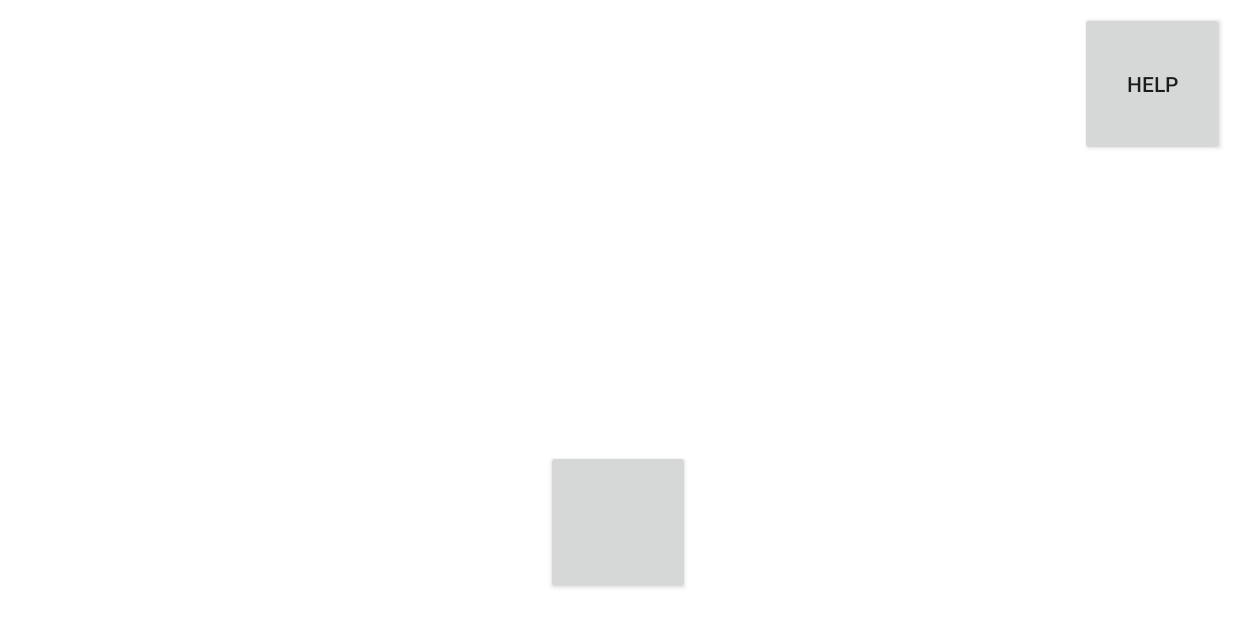
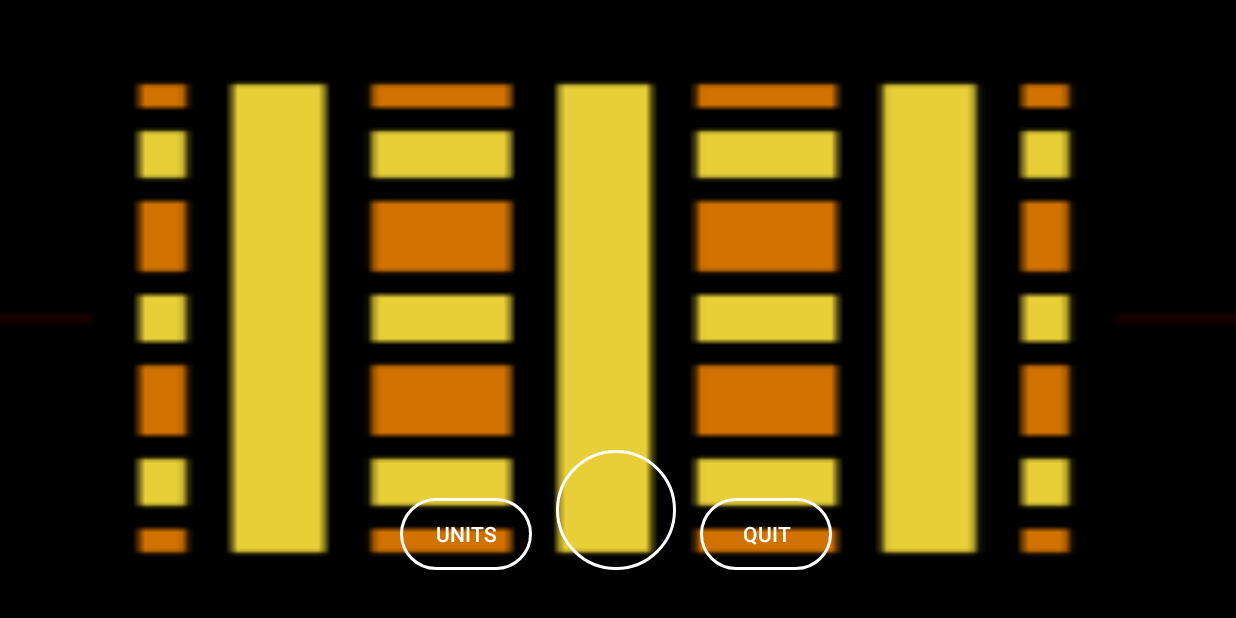
Before and after one commit to skgry3/MGP2D, an Android app: the MainMenu screen opened directly, with no data from a screen before it, on a phone screen of 824 x 412 dp (held sideways). Run offline under Robolectric (Android 15) with nearby library versions, the phone set to English and light mode, and no system bars.

Commit message:
Hurwitz stuff + changes

```diff
--- a/app/src/main/java/com/example/mobilea1/Entities/PlayerCharacter.java
+++ b/app/src/main/java/com/example/mobilea1/Entities/PlayerCharacter.java
@@ -20,6 +20,7 @@ import com.example.mobilea1.mgp2dCore.Vector2;
 public class PlayerCharacter extends CharacterEntity {
     InputManager im;
     GameManager gm;
+    private final Bitmap sprite;
     private final Bitmap spriteRun;
     private final Bitmap spriteIdle;
     private final Bitmap spriteJumpUp;
@@ -43,6 +44,8 @@ public class PlayerCharacter extends CharacterEntity {
         _position = spawnPos;
         gm = GM;
         im = InputManager.getInstance();
+        Bitmap bmp  = BitmapFactory.decodeResource(GameActivity.instance.getResources(), R.drawable.runhaolinkin);
+        sprite = Bitmap.createScaledBitmap(bmp, (int) size.x, (int) size.y, true);
 
         Bitmap bmp0 = BitmapFactory.decodeResource(GameActivity.instance.getResources(), R.drawable.run);
         spriteRun = Bitmap.createScaledBitmap(bmp0, (int) size.x * 9, (int) size.y, true);
@@ -157,6 +160,7 @@ public class PlayerCharacter extends CharacterEntity {
         canvas.save();
         canvas.scale(flip, 1, _renderPosition.x, _renderPosition.y);
         chosenAnimation.render(canvas, (int) _renderPosition.x, (int) _renderPosition.y, null);
+        //canvas.drawBitmap(sprite,_renderPosition.x, _renderPosition.y, null);
         canvas.restore();
 
         super.onRender(canvas);
--- a/app/src/main/java/com/example/mobilea1/GameManager.java
+++ b/app/src/main/java/com/example/mobilea1/GameManager.java
@@ -202,6 +202,7 @@ public class GameManager {
                 // Find the smallest move distance
                 float resolveX = 0;
                 float resolveY = 0;
+
                 if (overlapX < overlapY)
                 {
                     if (ce.getPosition().x < ground.getPosition().x)
--- a/app/src/main/java/com/example/mobilea1/Menus/MainMenu.java
+++ b/app/src/main/java/com/example/mobilea1/Menus/MainMenu.java
@@ -5,6 +5,7 @@ import android.content.Intent;
 import android.os.Bundle;
 import android.view.View;
 import android.widget.Button;
+import android.widget.ImageButton;
 
 import com.example.mobilea1.R;
 import com.example.mobilea1.Scenes.MainGameScene;
@@ -14,34 +15,37 @@ import com.example.mobilea1.mgp2dCore.GameScene;
 public class MainMenu extends Activity implements View.OnClickListener {
 
     private Button HelpBtn;
-    private Button PlayBtn;
+    private Button QuitBtn;
+    private ImageButton PlayBtn;
 
     @Override
-    protected void onCreate(Bundle saveInstanceState)
-    {
-        super.onCreate(saveInstanceState);
+    protected void onCreate(Bundle savedInstanceState) {
+        super.onCreate(savedInstanceState);
         setContentView(R.layout.mainmenu);
 
         HelpBtn = findViewById(R.id.helpBtn);
+        QuitBtn = findViewById(R.id.quitBtn);
+        PlayBtn = findViewById(R.id.playBtn);
+
         HelpBtn.setOnClickListener(this);
-
-        PlayBtn = findViewById(R.id.playBtn);
+        QuitBtn.setOnClickListener(this);
         PlayBtn.setOnClickListener(this);
-
     }
 
     @Override
-    public void onClick(View v)
-    {
-        if(v == HelpBtn)
-        {
+    public void onClick(View v) {
+        if (v == HelpBtn) {
+            // open your help / units menu
             startActivity(new Intent().setClass(this, HelpMenu.class));
-        }
-        else if(v == PlayBtn)
-        {
+
+        } else if (v == PlayBtn) {
+            // start the game
             startActivity(new Intent().setClass(this, GameActivity.class));
             GameScene.enter(MainGameScene.class);
+
+        } else if (v == QuitBtn) {
+            // quit the game (close all activities in this task)
+            finishAffinity();
         }
-
     }
 }
--- a/app/src/main/java/com/example/mobilea1/Menus/SplashPage.java
+++ b/app/src/main/java/com/example/mobilea1/Menus/SplashPage.java
@@ -18,7 +18,7 @@ public class SplashPage extends Activity implements View.OnClickListener  {
         super.onCreate(saveInstanceState);
         setContentView(R.layout.splashpage);
 
-        StartBtn = findViewById(R.id.startBtn);
+        StartBtn = findViewById(R.id.tapOverlay);
         StartBtn.setOnClickListener(this);
     }
     @Override
--- /dev/null
+++ b/app/src/main/res/drawable/btn_play_circle.xml
@@ -0,0 +1,9 @@
+<?xml version="1.0" encoding="utf-8"?>
+<shape xmlns:android="http://schemas.android.com/apk/res/android">
+    <solid android:color="@android:color/transparent" />
+    <stroke
+        android:width="2dp"
+        android:color="@android:color/white" />
+    <!-- Radius >= half of width/height (80dp) to make it circular -->
+    <corners android:radius="40dp" />
+</shape>
--- /dev/null
+++ b/app/src/main/res/drawable/btn_small_round.xml
@@ -0,0 +1,9 @@
+<?xml version="1.0" encoding="utf-8"?>
+<shape xmlns:android="http://schemas.android.com/apk/res/android">
+    <solid android:color="@android:color/transparent" />
+    <stroke
+        android:width="2dp"
+        android:color="@android:color/white" />
+    <!-- Radius >= half of width/height (80dp) to make it circular -->
+    <corners android:radius="40dp" />
+</shape>
--- a/app/src/main/res/layout/mainmenu.xml
+++ b/app/src/main/res/layout/mainmenu.xml
@@ -6,29 +6,51 @@
 
     android:layout_width="match_parent"
     android:layout_height="match_parent"
-    android:orientation="horizontal">
+    android:orientation="horizontal"
+    android:background="@drawable/temp">
+
+    <!-- BIG CIRCULAR PLAY BUTTON -->
+
+    <!-- LEFT: HELP / UNITS BUTTON (SMALLER) -->
+    <ImageButton
+        android:id="@+id/playBtn"
+        android:layout_width="80dp"
+        android:layout_height="80dp"
+        android:layout_marginBottom="32dp"
+        android:background="@drawable/btn_play_circle"
+        android:scaleType="centerInside"
+        app:layout_constraintBottom_toBottomOf="parent"
+        app:layout_constraintEnd_toEndOf="parent"
+        app:layout_constraintHorizontal_bias="0.498"
+        app:layout_constraintStart_toStartOf="parent"
+        app:tint="@android:color/white" />
 
     <Button
         android:id="@+id/helpBtn"
-        android:layout_width="96dp"
-        android:layout_height="96dp"
-        android:layout_marginTop="8dp"
-        android:layout_marginEnd="8dp"
-        android:text="@string/help"
-        app:layout_constraintEnd_toEndOf="parent"
-        app:layout_constraintTop_toTopOf="parent" />
+        android:layout_width="wrap_content"
+        android:layout_height="wrap_content"
+        android:background="@drawable/btn_small_round"
+        android:text="units"
+        android:textColor="@android:color/white"
+        android:paddingLeft="16dp"
+        android:paddingRight="16dp"
+        app:layout_constraintBottom_toBottomOf="@id/playBtn"
+        app:layout_constraintEnd_toStartOf="@id/playBtn"
+        android:layout_marginEnd="16dp" />
 
+    <!-- RIGHT: QUIT BUTTON (SAME SIZE AS HELP) -->
     <Button
-        android:id="@+id/playBtn"
-        android:layout_width="96dp"
-        android:layout_height="96dp"
-        android:layout_marginStart="32dp"
-        android:layout_marginEnd="32dp"
-        android:layout_marginBottom="16dp"
-        android:text="@string/play"
-        app:layout_constraintBottom_toBottomOf="parent"
-        app:layout_constraintEnd_toEndOf="parent"
-        app:layout_constraintStart_toStartOf="parent" />
+        android:id="@+id/quitBtn"
+        android:layout_width="wrap_content"
+        android:layout_height="wrap_content"
+        android:background="@drawable/btn_small_round"
+        android:text="quit"
+        android:textColor="@android:color/white"
+        android:paddingLeft="16dp"
+        android:paddingRight="16dp"
+        app:layout_constraintBottom_toBottomOf="@id/playBtn"
+        app:layout_constraintStart_toEndOf="@id/playBtn"
+        android:layout_marginStart="16dp" />
 
 
 </androidx.constraintlayout.widget.ConstraintLayout>
```
Also changed, not shown: app/src/main/java/com/example/mobilea1/mgp2dCore/AnimatedSprite.java (+5 -9 lines), app/src/main/res/layout/helpmenu.xml (added, +50 -0 lines), app/src/main/res/layout/splashpage.xml (+38 -13 lines), app/src/main/res/values/strings.xml (+11 -2 lines), app/src/main/res/drawable/temp.png (added).
